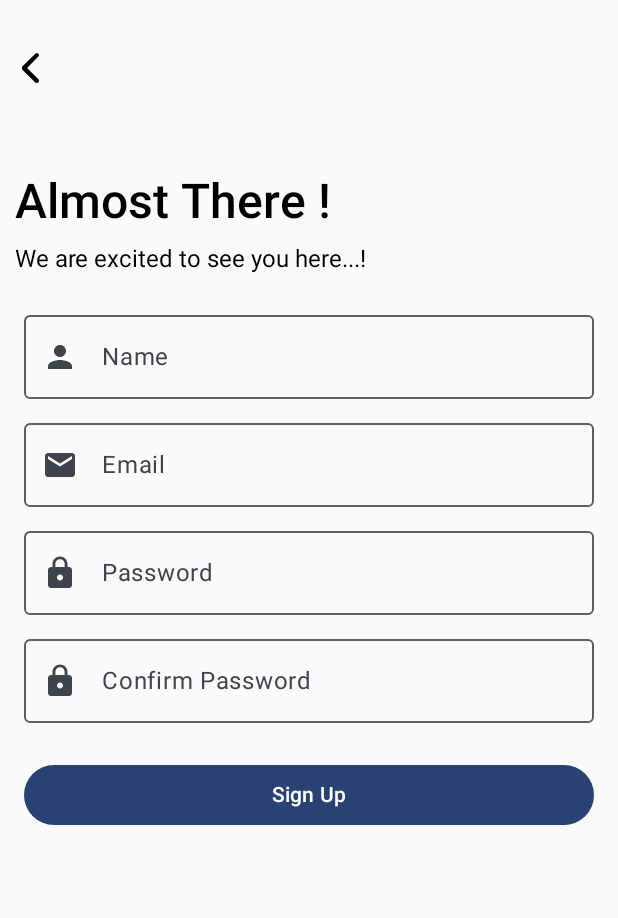
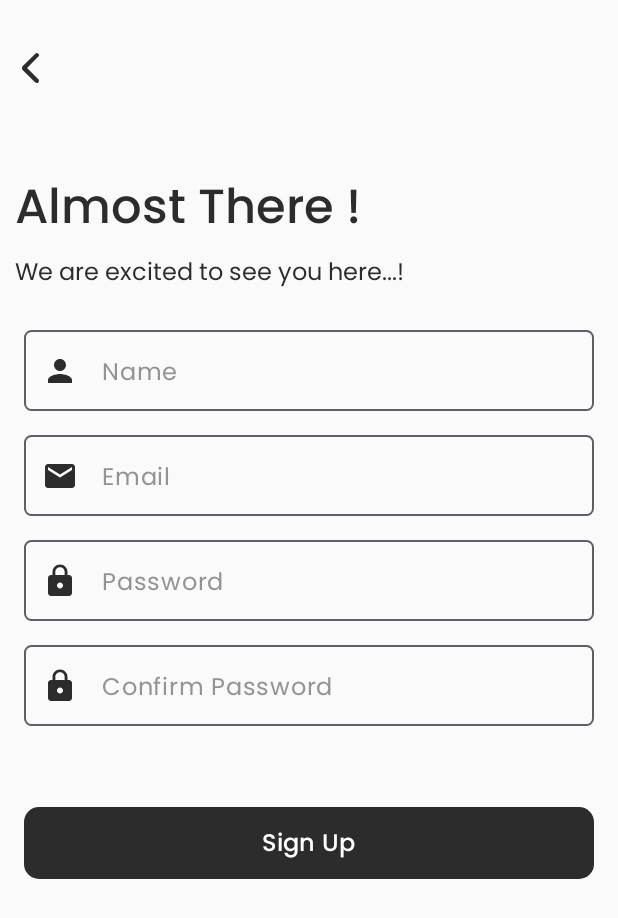
Before and after one commit to DevelopedBy-Siva/driver-fatigue-detection, an Android app built with Jetpack Compose: the screen it shows after launch (MainActivity), after a tap on "Sign Up", on a phone screen of 412 x 824 dp. Shown: the top 918 px of the screen. Run offline under Robolectric (Android 15) with nearby library versions, the phone set to English and light mode, and no system bars.

Commit message:
Add styles to signin and signup pages

```diff
--- a/app/src/main/java/com/driver/drowsiness/detection/components/InputComponent.kt
+++ b/app/src/main/java/com/driver/drowsiness/detection/components/InputComponent.kt
@@ -2,6 +2,8 @@ package com.driver.drowsiness.detection.components
 
 import androidx.compose.foundation.layout.Box
 import androidx.compose.foundation.layout.fillMaxWidth
+import androidx.compose.foundation.layout.height
+import androidx.compose.foundation.shape.RoundedCornerShape
 import androidx.compose.foundation.text.KeyboardOptions
 import androidx.compose.material3.Icon
 import androidx.compose.material3.OutlinedTextField
@@ -9,8 +11,15 @@ import androidx.compose.material3.Text
 import androidx.compose.runtime.Composable
 import androidx.compose.ui.Modifier
 import androidx.compose.ui.graphics.vector.ImageVector
+import androidx.compose.ui.text.TextStyle
+import androidx.compose.ui.text.font.FontWeight
 import androidx.compose.ui.text.input.KeyboardType
 import androidx.compose.ui.text.input.PasswordVisualTransformation
+import androidx.compose.ui.text.input.VisualTransformation
+import androidx.compose.ui.unit.dp
+import com.driver.drowsiness.detection.ui.theme.DarkColor
+import com.driver.drowsiness.detection.ui.theme.SemiLightColor
+import com.driver.drowsiness.detection.ui.theme.poppinsFontFamily
 
 @Composable
 fun InputField(
@@ -19,25 +28,33 @@ fun InputField(
     hint: String,
     value: String,
     onValueChange: (String) -> Unit,
-    keyboardType: KeyboardType = KeyboardType.Text
+    keyboardType: KeyboardType = KeyboardType.Text,
+    hide: Boolean = false,
 ) {
+    val visualTransformation = if (hide) PasswordVisualTransformation() else VisualTransformation.None
     Box(
         modifier = modifier
     ) {
         OutlinedTextField(
             value = value,
             onValueChange = onValueChange,
+            shape = RoundedCornerShape(5.dp),
             modifier = Modifier
-                .fillMaxWidth(),
-            placeholder = { Text(hint) },
+                .fillMaxWidth()
+                .height(54.dp),
+            placeholder = {
+                Text(text = hint, fontFamily = poppinsFontFamily, fontWeight = FontWeight.Normal, color = SemiLightColor)
+            },
             leadingIcon = {
                 Icon(
                     imageVector = icon,
-                    contentDescription = hint
+                    contentDescription = hint,
+                    tint = DarkColor
                 )
             },
             keyboardOptions = KeyboardOptions.Default.copy(keyboardType = keyboardType),
-            visualTransformation = PasswordVisualTransformation()
+            visualTransformation= visualTransformation,
+            textStyle = TextStyle.Default.copy(fontFamily = poppinsFontFamily, fontWeight = FontWeight.Normal)
         )
     }
 }
--- a/app/src/main/java/com/driver/drowsiness/detection/screens/UserSigninScreen.kt
+++ b/app/src/main/java/com/driver/drowsiness/detection/screens/UserSigninScreen.kt
@@ -10,10 +10,12 @@ import androidx.compose.foundation.layout.fillMaxWidth
 import androidx.compose.foundation.layout.height
 import androidx.compose.foundation.layout.padding
 import androidx.compose.foundation.layout.size
+import androidx.compose.foundation.shape.RoundedCornerShape
 import androidx.compose.material.icons.Icons
 import androidx.compose.material.icons.filled.Email
 import androidx.compose.material.icons.filled.Lock
 import androidx.compose.material3.Button
+import androidx.compose.material3.ButtonDefaults
 import androidx.compose.material3.Icon
 import androidx.compose.material3.Text
 import androidx.compose.runtime.Composable
@@ -26,14 +28,16 @@ import androidx.compose.ui.graphics.Color
 import androidx.compose.ui.res.painterResource
 import androidx.compose.ui.text.TextStyle
 import androidx.compose.ui.text.font.FontWeight
+import androidx.compose.ui.text.input.KeyboardType
 import androidx.compose.ui.tooling.preview.Preview
 import androidx.compose.ui.unit.dp
 import androidx.compose.ui.unit.sp
-import androidx.compose.ui.text.input.KeyboardType
 import androidx.navigation.NavController
 import androidx.navigation.compose.rememberNavController
 import com.driver.drowsiness.detection.R
 import com.driver.drowsiness.detection.components.InputField
+import com.driver.drowsiness.detection.ui.theme.DarkColor
+import com.driver.drowsiness.detection.ui.theme.poppinsFontFamily
 
 @Composable
 fun UserSigninScreen(navController: NavController) {
@@ -58,19 +62,20 @@ fun UserSigninScreen(navController: NavController) {
         Icon(
             painter = painterResource(id = R.drawable.logo),
             contentDescription = "",
-            modifier = Modifier
+            tint = DarkColor,
+                    modifier = Modifier
                 .size(100.dp)
                 .padding(10.dp)
         )
         Text(
-            text = "Welcome Back !",
-            style = TextStyle(fontSize = 32.sp, fontWeight = FontWeight.Medium),
-            modifier = Modifier.padding(start = 10.dp, top = 50.dp)
+            text = "Welcome Back !", style = TextStyle(
+                fontSize = 32.sp, fontFamily = poppinsFontFamily, fontWeight = FontWeight.Medium, color = DarkColor
+            ), modifier = Modifier.padding(start = 10.dp, top = 50.dp)
         )
         Text(
-            text = "Sign In to Continue",
-            style = TextStyle(fontSize = 16.sp, fontWeight = FontWeight.Normal),
-            modifier = Modifier.padding(start = 10.dp, top = 10.dp, bottom = 20.dp)
+            text = "Sign In to Continue", style = TextStyle(
+                fontSize = 16.sp, fontFamily = poppinsFontFamily, fontWeight = FontWeight.Normal, color = DarkColor
+            ), modifier = Modifier.padding(start = 10.dp, top = 10.dp, bottom = 20.dp)
         )
 
         InputField(
@@ -88,14 +93,17 @@ fun UserSigninScreen(navController: NavController) {
         )
         if (emailError) {
             Text(
-                text = "Invalid Email",
-                style = TextStyle(color = Color.Red),
-                modifier = Modifier.padding(horizontal = 16.dp, vertical = 1.dp)
+                text = "Invalid Email", style = TextStyle(
+                    color = Color.Red,
+                    fontFamily = poppinsFontFamily,
+                    fontWeight = FontWeight.Normal
+                ), modifier = Modifier.padding(horizontal = 16.dp, vertical = 1.dp)
             )
         }
 
         // Password input field with validation error
         InputField(
+            hide = true,
             value = password,
             onValueChange = {
                 password = it
@@ -111,9 +119,11 @@ fun UserSigninScreen(navController: NavController) {
 
         if (passwordError) {
             Text(
-                text = "Password must be at least 8 characters",
-                style = TextStyle(color = Color.Red),
-                modifier = Modifier.padding(horizontal = 16.dp, vertical = 4.dp)
+                text = "Password must be at least 8 characters", style = TextStyle(
+                    color = Color.Red,
+                    fontFamily = poppinsFontFamily,
+                    fontWeight = FontWeight.Normal
+                ), modifier = Modifier.padding(horizontal = 16.dp, vertical = 4.dp)
             )
         }
 
@@ -124,18 +134,16 @@ fun UserSigninScreen(navController: NavController) {
                 .padding(bottom = 30.dp, top = 30.dp, end = 10.dp)
         ) {
             Text(
-                text = "Don’t have an account? ",
-                style = TextStyle(fontSize = 16.sp)
+                text = "Don’t have an account? ", style = TextStyle(
+                    fontSize = 16.sp, fontFamily = poppinsFontFamily, fontWeight = FontWeight.Normal, color = DarkColor
+                )
             )
 
-            Text(
-                text = "Sign Up",
-                style = TextStyle(fontSize = 16.sp, fontWeight = FontWeight.Bold),
-                modifier = Modifier
-                    .clickable {
-                        navController.navigate(Routes.USER_SIGNUP_SCREEN)
-                    }
-            )
+            Text(text = "Sign Up", style = TextStyle(
+                fontSize = 16.sp, fontFamily = poppinsFontFamily, fontWeight = FontWeight.Medium, color = DarkColor
+            ), modifier = Modifier.clickable {
+                    navController.navigate(Routes.USER_SIGNUP_SCREEN)
+                })
         }
 
         Button(
@@ -147,11 +155,14 @@ fun UserSigninScreen(navController: NavController) {
                     passwordError = !validatePassword(password)
                 }
             },
+            colors = ButtonDefaults.buttonColors(containerColor = DarkColor),
+            shape = RoundedCornerShape(10.dp),
             modifier = Modifier
                 .fillMaxWidth()
+                .height(80.dp)
                 .padding(horizontal = 16.dp, vertical = 16.dp)
         ) {
-            Text(text = "Sign In")
+            Text(text = "Sign In", fontFamily = poppinsFontFamily, fontWeight = FontWeight.Medium, fontSize = 16.sp)
         }
     }
 }
--- a/app/src/main/java/com/driver/drowsiness/detection/screens/UserSignupScreen.kt
+++ b/app/src/main/java/com/driver/drowsiness/detection/screens/UserSignupScreen.kt
@@ -8,11 +8,13 @@ import androidx.compose.foundation.layout.fillMaxWidth
 import androidx.compose.foundation.layout.height
 import androidx.compose.foundation.layout.padding
 import androidx.compose.foundation.layout.size
+import androidx.compose.foundation.shape.RoundedCornerShape
 import androidx.compose.material.icons.Icons
 import androidx.compose.material.icons.filled.Email
 import androidx.compose.material.icons.filled.Lock
 import androidx.compose.material.icons.filled.Person
 import androidx.compose.material3.Button
+import androidx.compose.material3.ButtonDefaults
 import androidx.compose.material3.Icon
 import androidx.compose.material3.Text
 import androidx.compose.runtime.Composable
@@ -33,6 +35,8 @@ import androidx.navigation.NavController
 import androidx.navigation.compose.rememberNavController
 import com.driver.drowsiness.detection.R
 import com.driver.drowsiness.detection.components.InputField
+import com.driver.drowsiness.detection.ui.theme.DarkColor
+import com.driver.drowsiness.detection.ui.theme.poppinsFontFamily
 
 @Composable
 fun UserSignupScreen(navController: NavController) {
@@ -61,25 +65,24 @@ fun UserSignupScreen(navController: NavController) {
         modifier = Modifier.fillMaxSize(),
     ) {
         Spacer(modifier = Modifier.height(25.dp))
-        Icon(
-            painter = painterResource(id = R.drawable.goback),
+        Icon(painter = painterResource(id = R.drawable.goback),
             contentDescription = "",
-            modifier = Modifier
+            tint = DarkColor,
+                    modifier = Modifier
                 .size(40.dp)
                 .padding(10.dp)
                 .clickable {
                     navController.navigate(Routes.USER_SIGNIN_SCREEN)
-                }
+                })
+        Text(
+            text = "Almost There !", style = TextStyle(
+                fontSize = 32.sp, fontFamily = poppinsFontFamily, fontWeight = FontWeight.Medium, color = DarkColor
+            ), modifier = Modifier.padding(start = 10.dp, top = 50.dp)
         )
         Text(
-            text = "Almost There !",
-            style = TextStyle(fontSize = 32.sp, fontWeight = FontWeight.Medium),
-            modifier = Modifier.padding(start = 10.dp, top = 50.dp)
-        )
-        Text(
-            text = "We are excited to see you here...!",
-            style = TextStyle(fontSize = 16.sp, fontWeight = FontWeight.Normal),
-            modifier = Modifier.padding(start = 10.dp, top = 10.dp, bottom = 20.dp)
+            text = "We are excited to see you here...!", style = TextStyle(
+                fontSize = 16.sp, fontFamily = poppinsFontFamily, fontWeight = FontWeight.Normal, color = DarkColor
+            ), modifier = Modifier.padding(start = 10.dp, top = 10.dp, bottom = 20.dp)
         )
 
         InputField(
@@ -97,9 +100,11 @@ fun UserSignupScreen(navController: NavController) {
         )
         if (nameError) {
             Text(
-                text = "Name must be at least 4 characters",
-                style = TextStyle(color = Color.Red),
-                modifier = Modifier.padding(horizontal = 16.dp, vertical = 1.dp)
+                text = "Name must be at least 4 characters", style = TextStyle(
+                    color = Color.Red,
+                    fontFamily = poppinsFontFamily,
+                    fontWeight = FontWeight.Normal
+                ), modifier = Modifier.padding(horizontal = 16.dp, vertical = 1.dp)
             )
         }
 
@@ -119,14 +124,17 @@ fun UserSignupScreen(navController: NavController) {
         )
         if (emailError) {
             Text(
-                text = "Invalid Email",
-                style = TextStyle(color = Color.Red),
-                modifier = Modifier.padding(horizontal = 16.dp, vertical = 1.dp)
+                text = "Invalid Email", style = TextStyle(
+                    color = Color.Red,
+                    fontFamily = poppinsFontFamily,
+                    fontWeight = FontWeight.Normal
+                ), modifier = Modifier.padding(horizontal = 16.dp, vertical = 1.dp)
             )
         }
 
         // Password input field with validation error
         InputField(
+            hide = true,
             value = password,
             onValueChange = {
                 password = it
@@ -142,14 +150,17 @@ fun UserSignupScreen(navController: NavController) {
 
         if (passwordError) {
             Text(
-                text = "Password must be at least 8 characters",
-                style = TextStyle(color = Color.Red),
-                modifier = Modifier.padding(horizontal = 16.dp, vertical = 4.dp)
+                text = "Password must be at least 8 characters", style = TextStyle(
+                    color = Color.Red,
+                    fontFamily = poppinsFontFamily,
+                    fontWeight = FontWeight.Normal
+                ), modifier = Modifier.padding(horizontal = 16.dp, vertical = 4.dp)
             )
         }
 
         // Confirm Password input field with validation error
         InputField(
+            hide = true,
             value = confirmPassword,
             onValueChange = {
                 confirmPassword = it
@@ -165,11 +176,15 @@ fun UserSignupScreen(navController: NavController) {
 
         if (confirmPasswordError) {
             Text(
-                text = "Passwords do not match",
-                style = TextStyle(color = Color.Red),
-                modifier = Modifier.padding(horizontal = 16.dp, vertical = 4.dp)
+                text = "Passwords do not match", style = TextStyle(
+                    color = Color.Red,
+                    fontFamily = poppinsFontFamily,
+                    fontWeight = FontWeight.Normal
+                ), modifier = Modifier.padding(horizontal = 16.dp, vertical = 4.dp)
             )
         }
+
+        Spacer(modifier = Modifier.height(30.dp))
 
         Button(
             onClick = {
@@ -182,11 +197,14 @@ fun UserSignupScreen(navController: NavController) {
                     confirmPasswordError = password != confirmPassword
                 }
             },
+            colors = ButtonDefaults.buttonColors(containerColor = DarkColor),
+            shape = RoundedCornerShape(10.dp),
             modifier = Modifier
                 .fillMaxWidth()
+                .height(80.dp)
                 .padding(horizontal = 16.dp, vertical = 16.dp)
         ) {
-            Text(text = "Sign Up")
+            Text(text = "Sign Up", fontFamily = poppinsFontFamily, fontWeight = FontWeight.Medium, fontSize = 16.sp)
         }
     }
 }
--- a/app/src/main/java/com/driver/drowsiness/detection/ui/theme/Color.kt
+++ b/app/src/main/java/com/driver/drowsiness/detection/ui/theme/Color.kt
@@ -2,10 +2,6 @@ package com.driver.drowsiness.detection.ui.theme
 
 import androidx.compose.ui.graphics.Color
 
-val Purple80 = Color(0xFFD0BCFF)
-val PurpleGrey80 = Color(0xFFCCC2DC)
-val Pink80 = Color(0xFFEFB8C8)
-
-val Purple40 = Color(0xFF6650a4)
-val PurpleGrey40 = Color(0xFF625b71)
-val Pink40 = Color(0xFF7D5260)
+val SemiLightColor = Color(0xFF939393)
+val LightColor = Color(0xFFDBDBDB)
+val DarkColor = Color(0xFF2C2C2C)
--- a/app/src/main/java/com/driver/drowsiness/detection/ui/theme/Theme.kt
+++ b/app/src/main/java/com/driver/drowsiness/detection/ui/theme/Theme.kt
@@ -16,25 +16,15 @@ import androidx.compose.ui.platform.LocalView
 import androidx.core.view.WindowCompat
 
 private val DarkColorScheme = darkColorScheme(
-    primary = Purple80,
-    secondary = PurpleGrey80,
-    tertiary = Pink80
+    primary = DarkColor,
+    secondary = SemiLightColor,
+    tertiary = LightColor
 )
 
 private val LightColorScheme = lightColorScheme(
-    primary = Purple40,
-    secondary = PurpleGrey40,
-    tertiary = Pink40
-
-    /* Other default colors to override
-    background = Color(0xFFFFFBFE),
-    surface = Color(0xFFFFFBFE),
-    onPrimary = Color.White,
-    onSecondary = Color.White,
-    onTertiary = Color.White,
-    onBackground = Color(0xFF1C1B1F),
-    onSurface = Color(0xFF1C1B1F),
-    */
+    primary = DarkColor,
+    secondary = SemiLightColor,
+    tertiary = LightColor
 )
 
 @Composable
--- a/app/src/main/java/com/driver/drowsiness/detection/ui/theme/Type.kt
+++ b/app/src/main/java/com/driver/drowsiness/detection/ui/theme/Type.kt
@@ -2,9 +2,11 @@ package com.driver.drowsiness.detection.ui.theme
 
 import androidx.compose.material3.Typography
 import androidx.compose.ui.text.TextStyle
+import androidx.compose.ui.text.font.Font
 import androidx.compose.ui.text.font.FontFamily
 import androidx.compose.ui.text.font.FontWeight
 import androidx.compose.ui.unit.sp
+import com.driver.drowsiness.detection.R
 
 // Set of Material typography styles to start with
 val Typography = Typography(
@@ -32,3 +34,14 @@ val Typography = Typography(
     )
     */
 )
+
+val poppinsFontFamily = FontFamily(
+    Font(R.font.poppins_black, FontWeight.Black),
+    Font(R.font.poppins_bold, FontWeight.Bold),
+    Font(R.font.poppins_extrabold, FontWeight.ExtraBold),
+    Font(R.font.poppins_light, FontWeight.Light),
+    Font(R.font.poppins_medium, FontWeight.Medium),
+    Font(R.font.poppins_regular, FontWeight.Normal),
+    Font(R.font.poppins_semibold, FontWeight.SemiBold),
+    Font(R.font.poppins_thin, FontWeight.Thin),
+)
```
Also changed, not shown: app/src/main/res/font/poppins_black.ttf (renamed from app/src/main/res/fonts/poppins_black.ttf), app/src/main/res/font/poppins_bold.ttf (renamed from app/src/main/res/fonts/poppins_bold.ttf), app/src/main/res/font/poppins_extrabold.ttf (added), app/src/main/res/font/poppins_light.ttf (renamed from app/src/main/res/fonts/poppins_light.ttf), app/src/main/res/font/poppins_lightitalic.ttf (added), app/src/main/res/font/poppins_medium.ttf (renamed from app/src/main/res/fonts/poppins_medium.ttf), app/src/main/res/font/poppins_regular.ttf (renamed from app/src/main/res/fonts/poppins_regular.ttf), app/src/main/res/font/poppins_semibold.ttf (added), app/src/main/res/font/poppins_thin.ttf (added).
